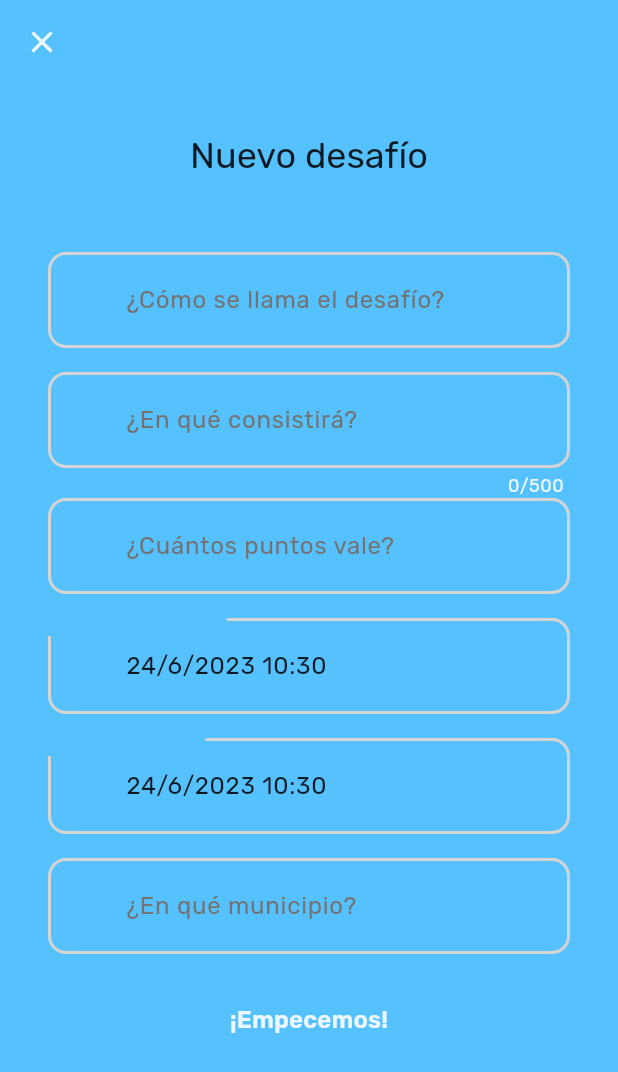
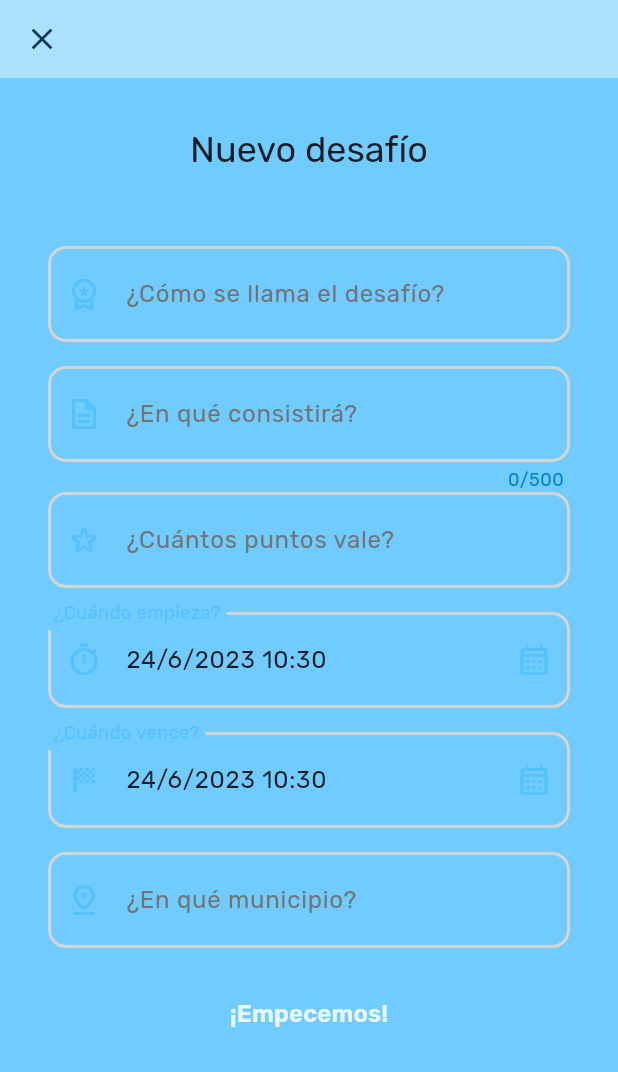
Before and after one commit to vallexplora/vallexplora-app, a Flutter app: the HomeContainerScreen screen opened directly, item 3 of the bottom bar chosen, after a tap on the "add" icon, on a phone screen of 412 x 824 dp. Shown: the top 1072 px of the screen. Run offline on Flutter 3.47's test engine with Material 2 defaults, Android fonts, the phone set to English and light mode, and no system bars; our stand-ins replace cloud_firestore, firebase_auth, firebase_core, fluttertoast, google_fonts, google_sign_in and 1 more; accounts and stored records are empty.

Commit message:
style: some more tweaks to styling to cply to MD3

```diff
--- a/lib/src/constants/text_strings.dart
+++ b/lib/src/constants/text_strings.dart
@@ -65,6 +65,12 @@ class StringResources {
   static const String newEventStartDate = "¿Cuándo empieza?";
   static const String newEventPlace = "¿En qué municipio?";
   // Sales Tab
+  static const String newSaleTitle = "Nuevo descuento";
+  static const String newSaleName = "¿Cómo se llama el descuento?";
+  static const String newSaleDescription = "¿En qué consistirá?";
+  static const String newSaleExpirationDate = "¿Cuándo expira?";
+  static const String newSaleExpirationStackable = "Acumulable";
+  static const String newSalePlace = "¿En qué municipio?";
 
   /* Challenges Screen */
   static const String newChallengeTitle = "Nuevo desafío";
--- a/lib/src/ui/home_container_screen.dart
+++ b/lib/src/ui/home_container_screen.dart
@@ -1,5 +1,4 @@
 import 'package:flutter/material.dart';
-import 'package:vallexplora/src/constants/colors.dart';
 import 'package:vallexplora/src/ui/home_screens/feed/home_screen.dart';
 
 import '../blocs/home/home_container_bloc.dart';
@@ -39,45 +38,7 @@ class _HomeContainerScreenState extends State<HomeContainerScreen> {
                 onPressed: () {},
               ),
             ),
-            bottomNavigationBar: NavigationBarTheme(
-              data: NavigationBarThemeData(
-                height: 80,
-                backgroundColor: ColorResources.mayaBlue[100],
-                indicatorColor: ColorResources.mayaBlue[200],
-                iconTheme: MaterialStateProperty.resolveWith((state) {
-                  if (state.contains(MaterialState.selected)) {
-                    return IconThemeData(
-                      color: ColorResources.mayaBlue[1200],
-                      opticalSize: 64.0,
-                    );
-                  } else {
-                    return IconThemeData(
-                      color: ColorResources.mayaBlue[1200],
-                    );
-                  }
-                }),
-                labelTextStyle: MaterialStateProperty.resolveWith((state) {
-                  if (state.contains(MaterialState.selected)) {
-                    return TextStyle(
-                      fontSize: 12,
-                      fontWeight: FontWeight.w700,
-                      color: MaterialColor(
-                        ColorResources.mayaBlue[1000]!.value,
-                        ColorResources.mayaBlue,
-                      ),
-                    );
-                  }
-                  return TextStyle(
-                    fontSize: 12,
-                    fontWeight: FontWeight.w300,
-                    color: MaterialColor(
-                      ColorResources.mayaBlue[1200]!.value,
-                      ColorResources.mayaBlue,
-                    ),
-                  );
-                }),
-              ),
-              child: NavigationBar(
+            bottomNavigationBar: NavigationBar(
               destinations: const [
                 NavigationDestination(
                   icon: Icon(Icons.home_outlined),
@@ -105,8 +66,10 @@ class _HomeContainerScreenState extends State<HomeContainerScreen> {
                 _bloc.changeIndex(newIndex);
               },
             ),
+            body: IndexedStack(
+              index: snapshot.data != null ? snapshot.data! : 0,
+              children: _screens,
             ),
-            body: _screens[snapshot.data != null ? snapshot.data! : 0],
           );
         });
   }
--- a/lib/src/ui/home_screens/challenges/challenges_screen.dart
+++ b/lib/src/ui/home_screens/challenges/challenges_screen.dart
@@ -1,7 +1,6 @@
 import 'package:cloud_firestore/cloud_firestore.dart';
 import 'package:flutter/material.dart';
 import 'package:vallexplora/src/blocs/home/challenges_bloc.dart';
-import 'package:vallexplora/src/constants/colors.dart';
 import 'package:vallexplora/src/models/challenge_model.dart';
 import 'package:vallexplora/src/ui/home_screens/challenges/challenge_card.dart';
 import 'package:vallexplora/src/ui/home_screens/challenges/new_challenge_screen.dart';
@@ -25,10 +24,7 @@ class _ChallengesScreenState extends State<ChallengesScreen> {
   Widget build(BuildContext context) {
     return Scaffold(
         floatingActionButton: FloatingActionButton(
-          child: Icon(
-            Icons.add_rounded,
-            color: ColorResources.mayaBlue[100],
-          ),
+          child: const Icon(Icons.add_rounded),
           onPressed: () {
             Navigator.push(
               context,
--- a/lib/src/ui/home_screens/feed/home_screen.dart
+++ b/lib/src/ui/home_screens/feed/home_screen.dart
@@ -1,4 +1,5 @@
 import 'package:flutter/material.dart';
+import 'package:vallexplora/src/constants/colors.dart';
 import 'package:vallexplora/src/constants/text_strings.dart';
 import 'package:vallexplora/src/ui/home_screens/feed/events_view.dart';
 import 'package:vallexplora/src/ui/home_screens/feed/sales_view.dart';
@@ -15,30 +16,56 @@ class HomeScreen extends StatefulWidget {
 class _HomeScreenState extends State<HomeScreen>
     with SingleTickerProviderStateMixin {
   final _bloc = HomeScreenBloc();
-  TabController? _controller;
+  late TabController _tabController;
 
   @override
   void initState() {
     super.initState();
     _bloc.changeActiveTab(0);
-    _controller = TabController(length: 2, vsync: this);
-    _controller?.addListener(() {
-      if (_controller!.indexIsChanging) {
-        _bloc.changeActiveTab(_controller!.index);
-      }
+    _tabController = TabController(length: 2, vsync: this);
+    _tabController.addListener(() {
+      _bloc.changeActiveTab(_tabController.index);
     });
   }
+
+  TabBar get _tabBar => TabBar(
+        controller: _tabController,
+        tabs: const [
+          Tab(
+            icon: Icon(Icons.event_outlined),
+            text: StringResources.eventsTabTitle,
+          ),
+          Tab(
+            icon: Icon(Icons.discount_outlined),
+            text: StringResources.discountsTabTitle,
+          ),
+        ],
+      );
 
   @override
   Widget build(BuildContext context) {
     return DefaultTabController(
       length: 2,
       child: Scaffold(
+        appBar: AppBar(
+          automaticallyImplyLeading: false,
+          toolbarHeight: 0,
+          bottom: PreferredSize(
+            preferredSize: _tabBar.preferredSize,
+            child: Material(
+              color: ColorResources.mayaBlue[200],
+              shadowColor: Colors.transparent,
+              child: _tabBar,
+            ),
+          ),
+        ),
         floatingActionButton: StreamBuilder<int>(
             stream: _bloc.activeTabIndex,
             builder: (context, snapshot) {
               if (snapshot.hasData) {
                 return FloatingActionButton(
+                  heroTag:
+                      snapshot.data == 0 ? "homeEventsFAB" : "homeSalesFAB",
                   child: Icon(snapshot.data == 0
                       ? Icons.event_outlined
                       : Icons.discount_outlined),
@@ -46,27 +73,18 @@ class _HomeScreenState extends State<HomeScreen>
                 );
               } else {
                 return FloatingActionButton(
+                  heroTag: "homeEmptyFAB",
+                  child: const Icon(Icons.access_time_outlined),
                   onPressed: () {},
                 );
               }
             }),
-        body: const Column(
+        body: Column(
           children: [
-            TabBar(
-              tabs: [
-                Tab(
-                  icon: Icon(Icons.event_outlined),
-                  text: StringResources.eventsTabTitle,
-                ),
-                Tab(
-                  icon: Icon(Icons.discount_outlined),
-                  text: StringResources.eventsTabTitle,
-                ),
-              ],
-            ),
             Expanded(
               child: TabBarView(
-                children: [
+                controller: _tabController,
+                children: const [
                   EventsViewTab(),
                   SalesViewTab(),
                 ],
--- a/lib/src/utils/theme/theme.dart
+++ b/lib/src/utils/theme/theme.dart
@@ -1,9 +1,14 @@
 import 'package:flutter/material.dart';
 import 'package:google_fonts/google_fonts.dart';
+import 'package:vallexplora/src/utils/theme/widget_themes/appbar.dart';
 import 'package:vallexplora/src/utils/theme/widget_themes/date_picker.dart';
 import 'package:vallexplora/src/utils/theme/widget_themes/elevated_button.dart';
+import 'package:vallexplora/src/utils/theme/widget_themes/floating_action_button.dart';
+import 'package:vallexplora/src/utils/theme/widget_themes/navigation_bar.dart';
 import 'package:vallexplora/src/utils/theme/widget_themes/outlined_button.dart';
+import 'package:vallexplora/src/utils/theme/widget_themes/tabbar.dart';
 import 'package:vallexplora/src/utils/theme/widget_themes/text_field.dart';
+import 'package:vallexplora/src/utils/theme/widget_themes/time_picker.dart';
 
 import '../../constants/colors.dart';
 
@@ -26,12 +31,19 @@ class VAppTheme {
       onError: Colors.red[100]!,
       background: ColorResources.twNeutral[50]!,
       onBackground: Colors.black87,
-        surface: ColorResources.mayaBlue[500]!,
-        onSurface: ColorResources.mayaBlue[50]!),
+      surface: ColorResources.mayaBlue[400]!,
+      onSurface: ColorResources.mayaBlue[900]!,
+    ),
+    appBarTheme: VAppBarTheme.lightAppBarTheme,
     outlinedButtonTheme: VOutlinedButtonTheme.lightOutlinedButtonTheme,
     elevatedButtonTheme: VElevatedButtonTheme.lightElevatedButtonTheme,
     inputDecorationTheme: VTextFieldTheme.lightInputDecorationTheme,
     datePickerTheme: VDatePickerTheme.lightDatePickerTheme,
+    timePickerTheme: VTimePickerTheme.lightTimePickerTheme,
+    navigationBarTheme: VNavigationBarTheme.lightNavigationBarTheme,
+    tabBarTheme: VTabBarTheme.lightTabBarTheme,
+    floatingActionButtonTheme:
+        VFloatingActionButtonTheme.lightFloatingActionButtonTheme,
   );
 
   static ThemeData darkTheme = ThemeData(
--- /dev/null
+++ b/lib/src/utils/theme/widget_themes/appbar.dart
@@ -0,0 +1,12 @@
+import 'package:flutter/material.dart';
+import 'package:vallexplora/src/constants/colors.dart';
+
+class VAppBarTheme {
+  VAppBarTheme._();
+
+  static final lightAppBarTheme = AppBarTheme(
+    toolbarHeight: 52,
+    backgroundColor: ColorResources.mayaBlue[200],
+    foregroundColor: ColorResources.mayaBlue[1200],
+  );
+}
--- a/lib/src/utils/theme/widget_themes/date_picker.dart
+++ b/lib/src/utils/theme/widget_themes/date_picker.dart
@@ -4,10 +4,58 @@ import 'package:vallexplora/src/constants/colors.dart';
 class VDatePickerTheme {
   VDatePickerTheme._();
 
-  static DatePickerThemeData lightDatePickerTheme = DatePickerThemeData(
-    backgroundColor: ColorResources.mayaBlue[50],
-    headerBackgroundColor: ColorResources.mayaBlue[600],
-    dayForegroundColor: MaterialStatePropertyAll(ColorResources.mayaBlue[800]),
-    surfaceTintColor: ColorResources.mayaBlue[300],
+  static final lightDatePickerTheme = DatePickerThemeData(
+    backgroundColor: ColorResources.mayaBlue[100],
+    headerBackgroundColor: ColorResources.mayaBlue[200],
+    headerForegroundColor: ColorResources.mayaBlue[800],
+    dayForegroundColor: MaterialStateProperty.resolveWith(
+      (states) {
+        if (states.contains(MaterialState.selected)) {
+          return ColorResources.mayaBlue[100]!;
+        } else {
+          return ColorResources.mayaBlue[800]!;
+        }
+      },
+    ),
+    dayBackgroundColor: MaterialStateColor.resolveWith(
+      (states) {
+        if (states.contains(MaterialState.selected)) {
+          return ColorResources.mayaBlue[400]!;
+        } else {
+          return ColorResources.mayaBlue[100]!;
+        }
+      },
+    ),
+    todayBackgroundColor: MaterialStateProperty.resolveWith(
+      (states) {
+        if (states.contains(MaterialState.selected)) {
+          return ColorResources.mayaBlue[400]!;
+        } else {
+          return ColorResources.mayaBlue[100]!;
+        }
+      },
+    ),
+    surfaceTintColor: ColorResources.mayaBlue[100],
+    weekdayStyle: TextStyle(
+      color: ColorResources.mayaBlue[900],
+    ),
+    yearBackgroundColor: MaterialStateColor.resolveWith(
+      (states) {
+        if (states.contains(MaterialState.selected)) {
+          return ColorResources.mayaBlue[400]!;
+        } else {
+          return ColorResources.mayaBlue[100]!;
+        }
+      },
+    ),
+    yearForegroundColor: MaterialStateColor.resolveWith(
+      (states) {
+        if (states.contains(MaterialState.selected)) {
+          return ColorResources.mayaBlue[100]!;
+        } else {
+          return ColorResources.mayaBlue[800]!;
+        }
+      },
+    ),
   );
 }
--- /dev/null
+++ b/lib/src/utils/theme/widget_themes/floating_action_button.dart
@@ -0,0 +1,11 @@
+import 'package:flutter/material.dart';
+import 'package:vallexplora/src/constants/colors.dart';
+
+class VFloatingActionButtonTheme {
+  VFloatingActionButtonTheme._();
+
+  static final lightFloatingActionButtonTheme = FloatingActionButtonThemeData(
+    foregroundColor: ColorResources.mayaBlue[1200],
+    backgroundColor: ColorResources.mayaBlue[200],
+  );
+}
--- /dev/null
+++ b/lib/src/utils/theme/widget_themes/navigation_bar.dart
@@ -0,0 +1,45 @@
+import 'package:flutter/material.dart';
+
+import '../../../constants/colors.dart';
+
+class VNavigationBarTheme {
+  VNavigationBarTheme._();
+
+  static final lightNavigationBarTheme = NavigationBarThemeData(
+    height: 80,
+    backgroundColor: ColorResources.mayaBlue[100],
+    indicatorColor: ColorResources.mayaBlue[200],
+    iconTheme: MaterialStateProperty.resolveWith((state) {
+      if (state.contains(MaterialState.selected)) {
+        return IconThemeData(
+          color: ColorResources.mayaBlue[1200],
+          opticalSize: 64.0,
+        );
+      } else {
+        return IconThemeData(
+          color: ColorResources.mayaBlue[1200],
+        );
+      }
+    }),
+    labelTextStyle: MaterialStateProperty.resolveWith((state) {
+      if (state.contains(MaterialState.selected)) {
+        return TextStyle(
+          fontSize: 12,
+          fontWeight: FontWeight.w700,
+          color: MaterialColor(
+            ColorResources.mayaBlue[1000]!.value,
+            ColorResources.mayaBlue,
+          ),
+        );
+      }
+      return TextStyle(
+        fontSize: 12,
+        fontWeight: FontWeight.w300,
+        color: MaterialColor(
+          ColorResources.mayaBlue[1200]!.value,
+          ColorResources.mayaBlue,
+        ),
+      );
+    }),
+  );
+}
--- /dev/null
+++ b/lib/src/utils/theme/widget_themes/tabbar.dart
@@ -0,0 +1,13 @@
+import 'package:flutter/material.dart';
+import 'package:vallexplora/src/constants/colors.dart';
+
+class VTabBarTheme {
+  VTabBarTheme._();
+
+  static final lightTabBarTheme = TabBarTheme(
+    indicatorColor: ColorResources.mayaBlue[1200],
+    unselectedLabelColor: ColorResources.mayaBlue[700],
+    labelColor: ColorResources.mayaBlue[1200],
+    dividerColor: ColorResources.mayaBlue[300],
+  );
+}
--- /dev/null
+++ b/lib/src/utils/theme/widget_themes/time_picker.dart
@@ -0,0 +1,30 @@
+import 'package:flutter/material.dart';
+import 'package:vallexplora/src/constants/colors.dart';
+
+class VTimePickerTheme {
+  VTimePickerTheme._();
+
+  static final lightTimePickerTheme = TimePickerThemeData(
+    backgroundColor: ColorResources.mayaBlue[50],
+    dialBackgroundColor: ColorResources.mayaBlue[200],
+    dialHandColor: ColorResources.mayaBlue[300],
+    dialTextColor: ColorResources.mayaBlue[800],
+    entryModeIconColor: ColorResources.mayaBlue[800],
+    helpTextStyle: TextStyle(
+      color: ColorResources.mayaBlue[800],
+    ),
+    hourMinuteColor: ColorResources.mayaBlue[200],
+    hourMinuteTextColor: ColorResources.mayaBlue[700],
+    dayPeriodColor: MaterialStateColor.resolveWith((states) {
+      if (states.contains(MaterialState.selected)) {
+        return ColorResources.mayaBlue[200]!;
+      } else {
+        return ColorResources.mayaBlue[100]!;
+      }
+    }),
+    dayPeriodTextColor: ColorResources.mayaBlue[800],
+    dayPeriodBorderSide: BorderSide(
+      color: ColorResources.mayaBlue[200]!,
+    ),
+  );
+}
```
Also changed, not shown: lib/src/ui/login/login_screen.dart (+1 -6 lines), lib/src/ui/register/signup_screen.dart (+1 -6 lines), lib/src/ui/welcome_screen.dart (+9 -2 lines). Lines whose indentation alone changed are shown as unchanged.
